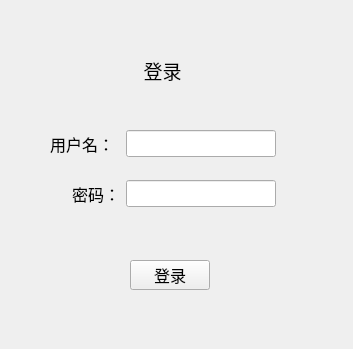
Qt form forms/form_login.ui (FrancisOWO/NetSyncDisk) before a commit.
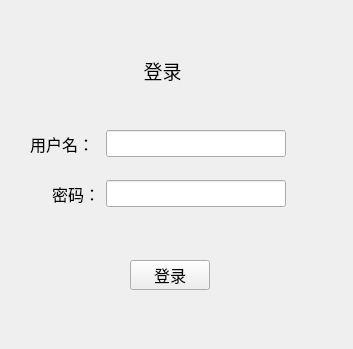
The same form after that commit.

Patch:
```diff
--- a/forms/form_login.ui
+++ b/forms/form_login.ui
@@ -58,12 +58,12 @@
     <string>登录</string>
    </property>
   </widget>
-  <widget class="QWidget" name="">
+  <widget class="QWidget" name="layoutWidget">
    <property name="geometry">
     <rect>
-     <x>50</x>
+     <x>30</x>
      <y>130</y>
-     <width>226</width>
+     <width>256</width>
      <height>77</height>
     </rect>
    </property>
@@ -90,13 +90,13 @@
       </property>
       <property name="minimumSize">
        <size>
-        <width>150</width>
+        <width>180</width>
         <height>0</height>
        </size>
       </property>
       <property name="maximumSize">
        <size>
-        <width>150</width>
+        <width>180</width>
         <height>16777215</height>
        </size>
       </property>
@@ -155,13 +155,13 @@
      <widget class="QLineEdit" name="lnPwd">
       <property name="minimumSize">
        <size>
-        <width>150</width>
+        <width>180</width>
         <height>0</height>
        </size>
       </property>
       <property name="maximumSize">
        <size>
-        <width>150</width>
+        <width>180</width>
         <height>16777215</height>
        </size>
       </property>
@@ -173,6 +173,9 @@
       <property name="maxLength">
        <number>16</number>
       </property>
+      <property name="echoMode">
+       <enum>QLineEdit::Password</enum>
+      </property>
      </widget>
     </item>
    </layout>
```
